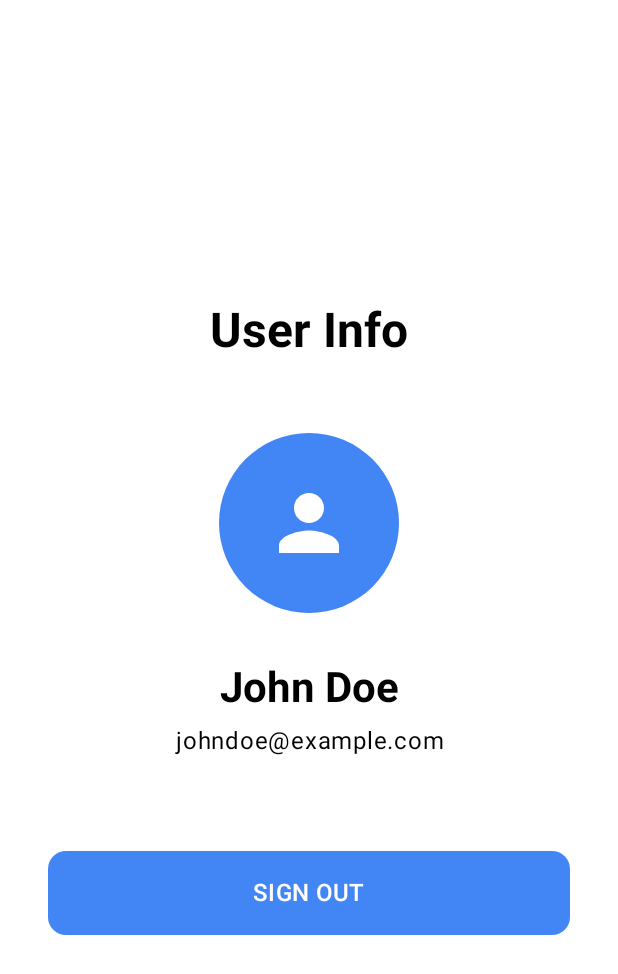
After one commit to ndtaibk07t4/LAVEGATECH_TEST, an Android app built with Jetpack Compose: the ProfileScreen screen opened through its navigation route, on a phone screen of 412 x 824 dp. The commit adds this screen. Shown: the top 974 px of the screen. Run offline under Robolectric (Android 15) with nearby library versions, the phone set to English and light mode, and no system bars.

Commit message:
Add SignIn and Profile screen with fake ViewModel. Adding navigation

```diff
--- a/app/src/main/AndroidManifest.xml
+++ b/app/src/main/AndroidManifest.xml
@@ -1,6 +1,5 @@
 <?xml version="1.0" encoding="utf-8"?>
-<manifest xmlns:android="http://schemas.android.com/apk/res/android"
-    xmlns:tools="http://schemas.android.com/tools">
+<manifest xmlns:android="http://schemas.android.com/apk/res/android">
 
     <application
         android:allowBackup="true"
--- a/app/src/main/java/com/example/lavegatest/MainActivity.kt
+++ b/app/src/main/java/com/example/lavegatest/MainActivity.kt
@@ -5,12 +5,12 @@ import androidx.activity.ComponentActivity
 import androidx.activity.compose.setContent
 import androidx.activity.enableEdgeToEdge
 import androidx.compose.foundation.layout.fillMaxSize
-import androidx.compose.foundation.layout.padding
-import androidx.compose.material3.Scaffold
-import androidx.compose.material3.Text
+import androidx.compose.material3.MaterialTheme
+import androidx.compose.material3.Surface
 import androidx.compose.runtime.Composable
 import androidx.compose.ui.Modifier
-import androidx.compose.ui.tooling.preview.Preview
+import androidx.navigation.compose.rememberNavController
+import com.example.lavegatest.navigation.LavegaNavHost
 import com.example.lavegatest.ui.theme.LavegatestTheme
 
 class MainActivity : ComponentActivity() {
@@ -19,29 +19,19 @@ class MainActivity : ComponentActivity() {
         enableEdgeToEdge()
         setContent {
             LavegatestTheme {
-                Scaffold(modifier = Modifier.fillMaxSize()) { innerPadding ->
-                    Greeting(
-                        name = "Android",
-                        modifier = Modifier.padding(innerPadding)
-                    )
-                }
+                LavegaApp()
             }
         }
     }
 }
 
 @Composable
-fun Greeting(name: String, modifier: Modifier = Modifier) {
-    Text(
-        text = "Hello $name!",
-        modifier = modifier
-    )
-}
-
-@Preview(showBackground = true)
-@Composable
-fun GreetingPreview() {
-    LavegatestTheme {
-        Greeting("Android")
+fun LavegaApp() {
+    val navController = rememberNavController()
+    Surface(
+        modifier = Modifier.fillMaxSize(),
+        color = MaterialTheme.colorScheme.background
+    ) {
+        LavegaNavHost(navController = navController)
     }
 }
--- /dev/null
+++ b/app/src/main/java/com/example/lavegatest/navigation/LavegaNavHost.kt
@@ -0,0 +1,39 @@
+package com.example.lavegatest.navigation
+
+import androidx.compose.runtime.Composable
+import androidx.navigation.NavHostController
+import androidx.navigation.compose.NavHost
+import androidx.navigation.compose.composable
+import com.example.lavegatest.presentation.auth.SignInScreen
+import com.example.lavegatest.presentation.profile.ProfileScreen
+
+@Composable
+fun LavegaNavHost(
+    navController: NavHostController,
+    startDestination: String = NavRoutes.SignIn.route
+) {
+    NavHost(
+        navController = navController,
+        startDestination = startDestination
+    ) {
+        composable(NavRoutes.SignIn.route) {
+            SignInScreen(
+                onCompletedAction = {
+                    navController.navigate(NavRoutes.Profile.route) {
+                        popUpTo(NavRoutes.SignIn.route) { inclusive = true }
+                    }
+                }
+            )
+        }
+
+        composable(NavRoutes.Profile.route) {
+            ProfileScreen(
+                onCompletedSigningOutAction = {
+                    navController.navigate(NavRoutes.SignIn.route) {
+                        popUpTo(NavRoutes.Profile.route) { inclusive = true }
+                    }
+                }
+            )
+        }
+    }
+}
--- /dev/null
+++ b/app/src/main/java/com/example/lavegatest/navigation/NavRoutes.kt
@@ -0,0 +1,6 @@
+package com.example.lavegatest.navigation
+
+sealed class NavRoutes(val route: String) {
+    data object SignIn : NavRoutes("signIn")
+    data object Profile : NavRoutes("profile")
+}
--- /dev/null
+++ b/app/src/main/java/com/example/lavegatest/presentation/auth/SignInScreen.kt
@@ -0,0 +1,129 @@
+package com.example.lavegatest.presentation.auth
+
+import androidx.compose.foundation.background
+import androidx.compose.foundation.layout.Arrangement
+import androidx.compose.foundation.layout.Box
+import androidx.compose.foundation.layout.Column
+import androidx.compose.foundation.layout.Spacer
+import androidx.compose.foundation.layout.fillMaxSize
+import androidx.compose.foundation.layout.fillMaxWidth
+import androidx.compose.foundation.layout.height
+import androidx.compose.foundation.layout.padding
+import androidx.compose.foundation.layout.size
+import androidx.compose.foundation.shape.RoundedCornerShape
+import androidx.compose.material3.Button
+import androidx.compose.material3.ButtonDefaults
+import androidx.compose.material3.CircularProgressIndicator
+import androidx.compose.material3.MaterialTheme
+import androidx.compose.material3.Text
+import androidx.compose.runtime.Composable
+import androidx.compose.runtime.LaunchedEffect
+import androidx.compose.runtime.collectAsState
+import androidx.compose.runtime.getValue
+import androidx.compose.ui.Alignment
+import androidx.compose.ui.Modifier
+import androidx.compose.ui.draw.clip
+import androidx.compose.ui.graphics.Color
+import androidx.compose.ui.text.font.FontWeight
+import androidx.compose.ui.text.style.TextAlign
+import androidx.compose.ui.unit.dp
+import androidx.lifecycle.viewmodel.compose.viewModel
+
+@Composable
+fun SignInScreen(
+    onCompletedAction: () -> Unit,
+    viewModel: SignInViewModel = viewModel()
+) {
+    val uiState by viewModel.uiState.collectAsState()
+
+    LaunchedEffect(uiState.isSignedIn) {
+        if (uiState.isSignedIn) {
+            onCompletedAction()
+        }
+    }
+
+    Box(
+        modifier = Modifier
+            .fillMaxSize()
+            .background(Color.White)
+    ) {
+        Column(
+            modifier = Modifier
+                .fillMaxSize()
+                .padding(32.dp),
+            horizontalAlignment = Alignment.CenterHorizontally,
+            verticalArrangement = Arrangement.Center
+        ) {
+            Text(
+                text = "Lavega\nAndroid Test",
+                style = MaterialTheme.typography.headlineLarge,
+                color = Color.Black,
+                textAlign = TextAlign.Center,
+                fontWeight = FontWeight.Bold
+            )
+            Spacer(modifier = Modifier.height(48.dp))
+            SignInButton(
+                isLoading = uiState.isLoading,
+                onClick = { viewModel.signInWithGoogle() }
+            )
+            if (uiState.errorMessage != null) {
+                Spacer(modifier = Modifier.height(16.dp))
+                Text(
+                    text = uiState.errorMessage!!,
+                    color = Color.Red,
+                    style = MaterialTheme.typography.bodyMedium,
+                    textAlign = TextAlign.Center
+                )
+            }
+        }
+    }
+}
+
+@Composable
+private fun SignInButton(
+    isLoading: Boolean,
+    onClick: () -> Unit,
+    modifier: Modifier = Modifier
+) {
+    Button(
+        modifier = modifier
+            .fillMaxWidth()
+            .height(56.dp),
+        onClick = onClick,
+        enabled = isLoading.not(),
+        shape = RoundedCornerShape(12.dp),
+        colors = ButtonDefaults.buttonColors(
+            containerColor = Color(0xFF4285F4)
+        )
+    ) {
+        if (isLoading) {
+            CircularProgressIndicator(
+                modifier = Modifier.size(24.dp),
+                color = Color.White,
+                strokeWidth = 2.dp
+            )
+        } else {
+            Box(
+                modifier = Modifier
+                    .size(24.dp)
+                    .clip(RoundedCornerShape(4.dp))
+                    .background(Color.White),
+                contentAlignment = Alignment.Center
+            ) {
+                Text(
+                    text = "G",
+                    style = MaterialTheme.typography.titleMedium,
+                    color = Color(0xFF4285F4)
+                )
+            }
+
+            Spacer(modifier = Modifier.size(12.dp))
+
+            Text(
+                text = "Sign in with Google",
+                style = MaterialTheme.typography.titleMedium,
+                color = Color.White
+            )
+        }
+    }
+}
--- /dev/null
+++ b/app/src/main/java/com/example/lavegatest/presentation/auth/SignInViewModel.kt
@@ -0,0 +1,49 @@
+package com.example.lavegatest.presentation.auth
+
+import androidx.lifecycle.ViewModel
+import androidx.lifecycle.viewModelScope
+import kotlinx.coroutines.delay
+import kotlinx.coroutines.flow.MutableStateFlow
+import kotlinx.coroutines.flow.StateFlow
+import kotlinx.coroutines.flow.asStateFlow
+import kotlinx.coroutines.flow.update
+import kotlinx.coroutines.launch
+
+class SignInViewModel : ViewModel() {
+
+    private val _uiState = MutableStateFlow(SignInUiState())
+    val uiState: StateFlow<SignInUiState> = _uiState.asStateFlow()
+
+    fun signInWithGoogle() {
+        viewModelScope.launch {
+            _uiState.update { it.copy(isLoading = true, errorMessage = null) }
+
+            try {
+                delay(1000)
+                _uiState.update {
+                    it.copy(
+                        isLoading = false,
+                        isSignedIn = true
+                    )
+                }
+            } catch (e: Exception) {
+                _uiState.update {
+                    it.copy(
+                        isLoading = false,
+                        errorMessage = e.message ?: "Sign in failed"
+                    )
+                }
+            }
+        }
+    }
+
+    fun clearError() {
+        _uiState.update { it.copy(errorMessage = null) }
+    }
+}
+
+data class SignInUiState(
+    val isLoading: Boolean = false,
+    val isSignedIn: Boolean = false,
+    val errorMessage: String? = null
+)
--- /dev/null
+++ b/app/src/main/java/com/example/lavegatest/presentation/profile/ProfileScreen.kt
@@ -0,0 +1,138 @@
+package com.example.lavegatest.presentation.profile
+
+import androidx.compose.foundation.background
+import androidx.compose.foundation.layout.Arrangement
+import androidx.compose.foundation.layout.Box
+import androidx.compose.foundation.layout.Column
+import androidx.compose.foundation.layout.Spacer
+import androidx.compose.foundation.layout.fillMaxSize
+import androidx.compose.foundation.layout.fillMaxWidth
+import androidx.compose.foundation.layout.height
+import androidx.compose.foundation.layout.padding
+import androidx.compose.foundation.layout.size
+import androidx.compose.foundation.shape.CircleShape
+import androidx.compose.foundation.shape.RoundedCornerShape
+import androidx.compose.material.icons.Icons
+import androidx.compose.material.icons.filled.Person
+import androidx.compose.material3.Button
+import androidx.compose.material3.ButtonDefaults
+import androidx.compose.material3.CircularProgressIndicator
+import androidx.compose.material3.Icon
+import androidx.compose.material3.MaterialTheme
+import androidx.compose.material3.Text
+import androidx.compose.runtime.Composable
+import androidx.compose.runtime.LaunchedEffect
+import androidx.compose.runtime.collectAsState
+import androidx.compose.runtime.getValue
+import androidx.compose.ui.Alignment
+import androidx.compose.ui.Modifier
+import androidx.compose.ui.draw.clip
+import androidx.compose.ui.graphics.Color
+import androidx.compose.ui.text.font.FontWeight
+import androidx.compose.ui.text.style.TextAlign
+import androidx.compose.ui.unit.dp
+import androidx.lifecycle.viewmodel.compose.viewModel
+
+@Composable
+fun ProfileScreen(
+    onCompletedSigningOutAction: () -> Unit,
+    viewModel: ProfileViewModel = viewModel()
+) {
+    val uiState by viewModel.uiState.collectAsState()
+
+    LaunchedEffect(uiState.isSignedOut) {
+        if (uiState.isSignedOut) {
+            onCompletedSigningOutAction()
+        }
+    }
+
+    Box(
+        modifier = Modifier
+            .fillMaxSize()
+            .background(Color.White)
+    ) {
+        Column(
+            modifier = Modifier
+                .fillMaxSize()
+                .padding(32.dp),
+            horizontalAlignment = Alignment.CenterHorizontally,
+            verticalArrangement = Arrangement.Center
+        ) {
+            Text(
+                text = "User Info",
+                style = MaterialTheme.typography.headlineLarge,
+                textAlign = TextAlign.Center,
+                fontWeight = FontWeight.Bold,
+                color = Color.Black
+            )
+            Spacer(modifier = Modifier.height(48.dp))
+            Box(
+                modifier = Modifier
+                    .size(120.dp)
+                    .clip(CircleShape)
+                    .background(Color(0xFF4285F4)),
+                contentAlignment = Alignment.Center
+            ) {
+                Icon(
+                    modifier = Modifier.size(60.dp),
+                    imageVector = Icons.Default.Person,
+                    contentDescription = "User Avatar",
+                    tint = Color.White
+                )
+            }
+            Spacer(modifier = Modifier.height(32.dp))
+            Text(
+                text = uiState.userName,
+                style = MaterialTheme.typography.headlineMedium,
+                fontWeight = FontWeight.Bold,
+                textAlign = TextAlign.Center,
+                color = Color.Black,
+            )
+            Spacer(modifier = Modifier.height(8.dp))
+            Text(
+                text = uiState.userEmail,
+                style = MaterialTheme.typography.bodyLarge,
+                color = Color.Black,
+                textAlign = TextAlign.Center
+            )
+            Spacer(modifier = Modifier.height(64.dp))
+            SignOutButton(
+                isLoading = uiState.isLoading,
+                onClick = { viewModel.signOut() }
+            )
+        }
+    }
+}
+
+@Composable
+private fun SignOutButton(
+    isLoading: Boolean,
+    onClick: () -> Unit,
+    modifier: Modifier = Modifier
+) {
+    Button(
+        modifier = modifier
+            .fillMaxWidth()
+            .height(56.dp),
+        onClick = onClick,
+        enabled = isLoading.not(),
+        shape = RoundedCornerShape(12.dp),
+        colors = ButtonDefaults.buttonColors(
+            containerColor = Color(0xFF4285F4)
+        )
+    ) {
+        if (isLoading) {
+            CircularProgressIndicator(
+                modifier = Modifier.size(24.dp),
+                color = Color.White,
+                strokeWidth = 2.dp
+            )
+        } else {
+            Text(
+                text = "SIGN OUT",
+                style = MaterialTheme.typography.titleMedium,
+                color = Color.White
+            )
+        }
+    }
+}
--- /dev/null
+++ b/app/src/main/java/com/example/lavegatest/presentation/profile/ProfileViewModel.kt
@@ -0,0 +1,49 @@
+package com.example.lavegatest.presentation.profile
+
+import androidx.lifecycle.ViewModel
+import androidx.lifecycle.viewModelScope
+import kotlinx.coroutines.delay
+import kotlinx.coroutines.flow.MutableStateFlow
+import kotlinx.coroutines.flow.StateFlow
+import kotlinx.coroutines.flow.asStateFlow
+import kotlinx.coroutines.flow.update
+import kotlinx.coroutines.launch
+
+class ProfileViewModel : ViewModel() {
+
+    private val _uiState = MutableStateFlow(ProfileUiState())
+    val uiState: StateFlow<ProfileUiState> = _uiState.asStateFlow()
+
+    fun signOut() {
+        viewModelScope.launch {
+            _uiState.update { it.copy(isLoading = true, isSignedOut = false) }
+
+            try {
+                // Simulate API call
+                delay(1000)
+
+                // Success - will trigger navigation in UI
+                _uiState.update {
+                    it.copy(
+                        isLoading = false,
+                        isSignedOut = true
+                    )
+                }
+            } catch (e: Exception) {
+                _uiState.update {
+                    it.copy(
+                        isLoading = false,
+                        isSignedOut = false
+                    )
+                }
+            }
+        }
+    }
+}
+
+data class ProfileUiState(
+    val userName: String = "John Doe",
+    val userEmail: String = "johndoe@example.com",
+    val isLoading: Boolean = false,
+    val isSignedOut: Boolean = false
+)
--- a/build.gradle.kts
+++ b/build.gradle.kts
@@ -2,5 +2,4 @@
 plugins {
     alias(libs.plugins.android.application) apply false
     alias(libs.plugins.kotlin.android) apply false
-    alias(libs.plugins.kotlin.compose) apply false
 }
--- a/gradle.properties
+++ b/gradle.properties
@@ -21,3 +21,7 @@ kotlin.code.style=official
 # resources declared in the library itself and none from the library's dependencies,
 # thereby reducing the size of the R class for that library
 android.nonTransitiveRClass=true
+
+# Compose Compiler
+android.enableJetifier=true
+org.jetbrains.compose.experimental.uikit.enabled=true
```
Also changed, not shown: app/build.gradle.kts (+8 -1 lines), gradle/libs.versions.toml (+11 -8 lines).
